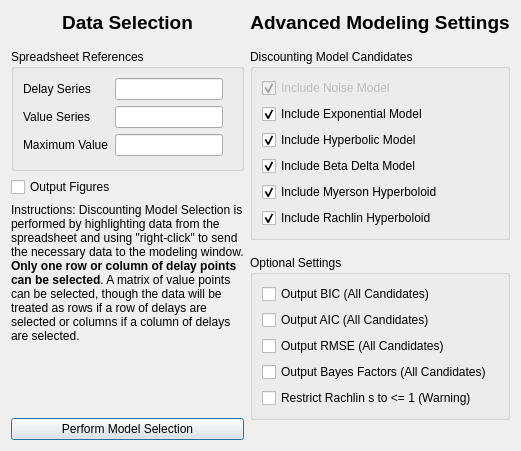
Before: the Qt Designer form discountingmodelselectionareadialog.ui in miyamot0/ModelSelectorQt, drawn with Qt 5.
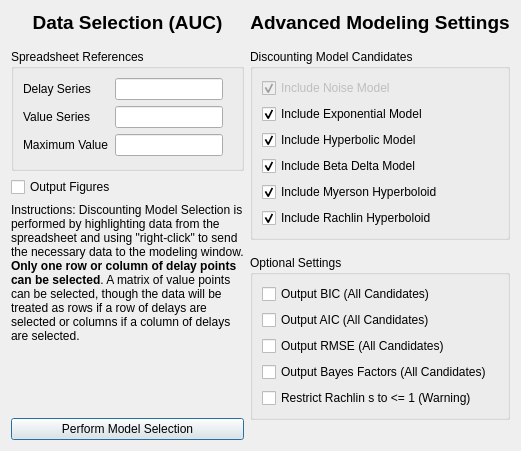
After: the same form once the commit is applied.

Commit message: Update UI to display numerical integration area

The edit to the form file:
```diff
--- a/discountingmodelselectionareadialog.ui
+++ b/discountingmodelselectionareadialog.ui
@@ -39,7 +39,7 @@
           </sizepolicy>
          </property>
          <property name="text">
-          <string>&lt;html&gt;&lt;head/&gt;&lt;body&gt;&lt;p&gt;&lt;span style=&quot; font-size:14pt; font-weight:600;&quot;&gt;Data Selection&lt;/span&gt;&lt;/p&gt;&lt;/body&gt;&lt;/html&gt;</string>
+          <string>&lt;html&gt;&lt;head/&gt;&lt;body&gt;&lt;p&gt;&lt;span style=&quot; font-size:14pt; font-weight:600;&quot;&gt;Data Selection (AUC)&lt;/span&gt;&lt;/p&gt;&lt;/body&gt;&lt;/html&gt;</string>
          </property>
          <property name="alignment">
           <set>Qt::AlignCenter</set>
```
Left out of the diff: 12 changed lines with no effect on the pictures. The commit also changes 6 other files.
